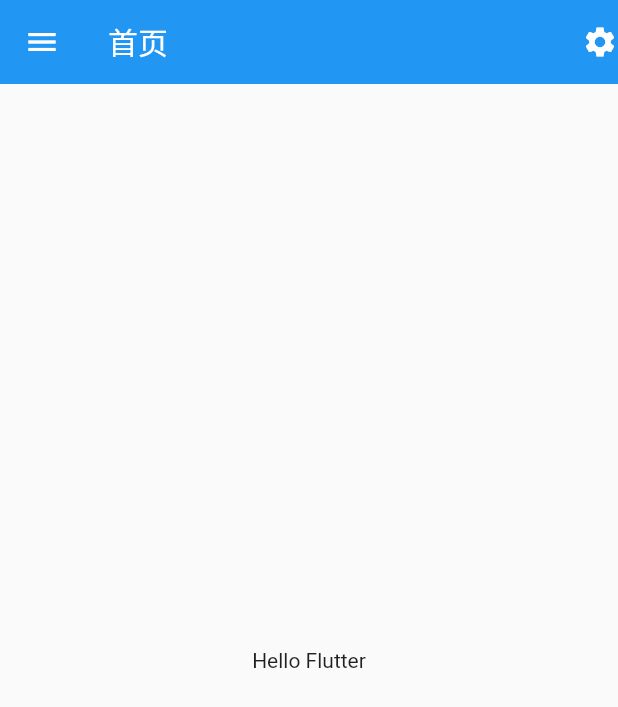
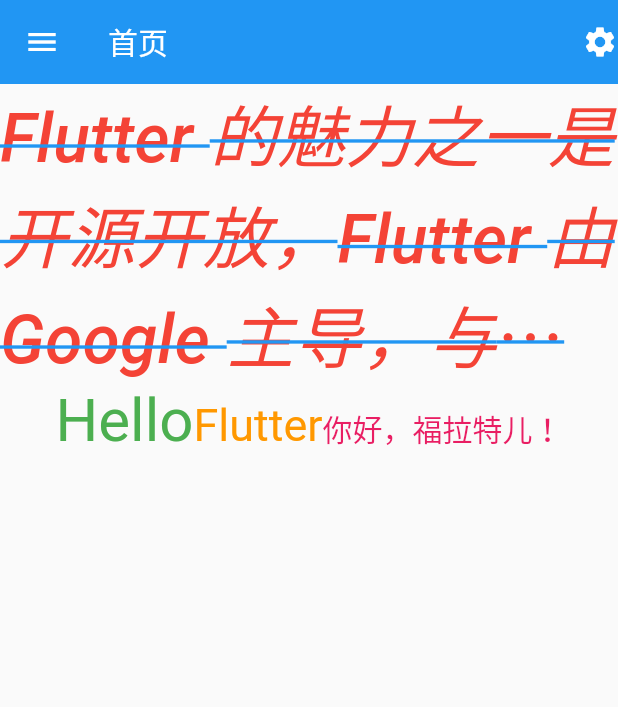
Before and after one commit to cafehaus/wordpress_flutter, a Flutter app: the screen it shows after launch, on a phone screen of 412 x 824 dp. Shown: the top 707 px of the screen. Run offline on Flutter 3.47's test engine with Material 2 defaults, Android fonts, the phone set to English and light mode, and no system bars.

Commit message:
feat:文本组件

```diff
--- /dev/null
+++ b/lib/01_basic/02_Text.dart
@@ -0,0 +1,73 @@
+import 'package:flutter/material.dart';
+
+class TextDemo extends StatelessWidget {
+  const TextDemo({super.key});
+
+  @override
+  Widget build(BuildContext context) {
+    return Column(
+      children: [
+        Text(
+          "Flutter 的魅力之一是开源开放，Flutter 由 Google 主导，与全球的开发者共同协作。中国的开发者数量占全球的 20% 以上，也有大量贡献者为 Flutter 的生态提供了很大的帮助和贡献",
+          textDirection: TextDirection.ltr,
+          style: TextStyle(
+            fontSize: 30,
+            color: Colors.red,
+            fontWeight: FontWeight.w500,
+            fontStyle: FontStyle.italic,
+            decoration: TextDecoration.lineThrough,
+            decorationColor: Colors.blue,
+          ),
+          textAlign: TextAlign.left,
+          maxLines: 3,
+          overflow: TextOverflow.ellipsis,
+          textScaleFactor: 1.5,
+        ),
+        RichText(
+          text: TextSpan(
+            text: "Hello",
+            style: TextStyle(
+              fontSize: 40,
+              color: Colors.green,
+            ),
+            children: [
+              TextSpan(
+                text: "Flutter",
+                style: TextStyle(
+                  fontSize: 30,
+                  color: Colors.orange,
+                ),
+              ),
+              TextSpan(
+                text: "你好，福拉特儿！",
+                style: TextStyle(
+                  fontSize: 20,
+                  color: Colors.pink,
+                ),
+              )
+            ]
+          )
+        )
+      ],
+    );
+  }
+}
+
+class HomePage extends StatelessWidget {
+  const HomePage({super.key});
+
+  @override
+  Widget build(BuildContext context) {
+    return Scaffold(
+      appBar: AppBar(
+        title: Text("首页"),
+        leading: Icon(Icons.menu),
+        actions: [
+          Icon(Icons.settings)
+        ],
+        elevation: 0.0,
+      ),
+      body: const TextDemo(),
+    );
+  }
+}
--- a/lib/main.dart
+++ b/lib/main.dart
@@ -1,5 +1,6 @@
 import 'package:flutter/material.dart';
-import '01_basic/01_Hello.dart';
+// import '01_basic/01_Hello.dart';
+import '01_basic/02_Text.dart';
 
 void main() {
   runApp(MyApp());
```
